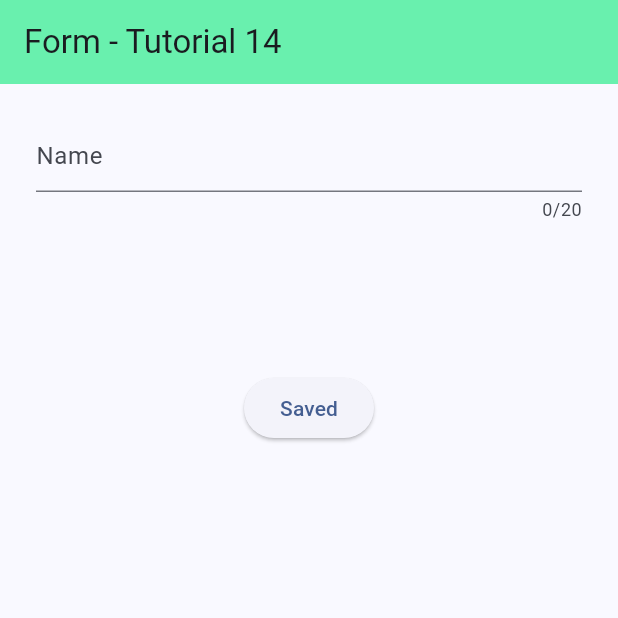
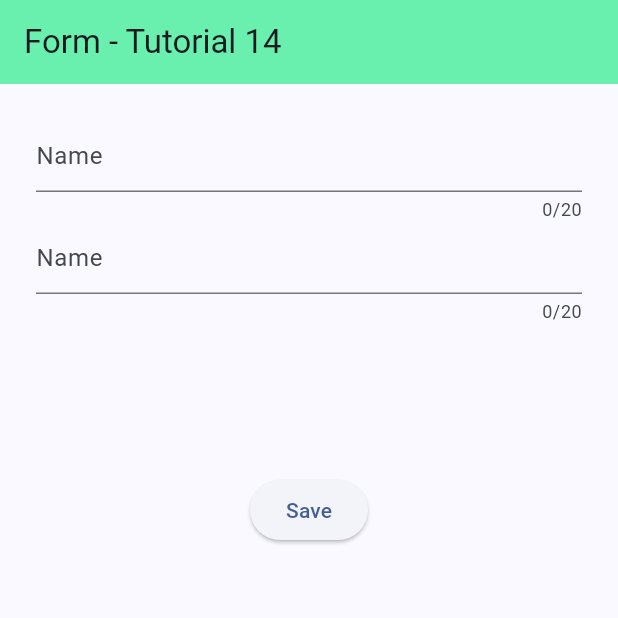
Before and after one commit to Pathirana99/Flutter, a Flutter app: the screen it shows after launch, on a phone screen of 412 x 824 dp, the top half of it. Run offline on Flutter 3.47's test engine with Material 3 defaults, Android fonts, the phone set to English and light mode, and no system bars; our stand-ins replace device_preview.

Commit message:
Update form-test.dart

```diff
--- a/appl/lib/form-test.dart
+++ b/appl/lib/form-test.dart
@@ -12,6 +12,24 @@ class _FormTestState extends State<FormTest> {
 
   late String name;
 
+  Widget _buildNameField(){
+    return TextFormField(
+      maxLength: 20,
+      decoration: InputDecoration(hintText: 'Name'),
+      maxLines: 1,
+      validator: (text) {
+        if (text == null || text.isEmpty) {
+          return 'Cannot be empty';
+        }
+        return null;
+      },
+      onSaved: (text) {
+        name = text!;
+      },
+    );
+
+
+  }
   @override
   Widget build(BuildContext context) {
     return Scaffold(
@@ -20,40 +38,26 @@ class _FormTestState extends State<FormTest> {
         title: Text('Form - Tutorial 14'),
       ),
       body: SingleChildScrollView(
-        key: _formKey,
         child: Form(
+          key: _formKey, // Associate the _formKey with the Form widget
           child: Container(
             margin: const EdgeInsets.all(24.0),
             child: Column(
               children: [
-               TextFormField(
-                 maxLength: 20,
-                 decoration: InputDecoration(hintText: 'Name'),
-                 maxLines: 1,
-                 validator:(text){
-                   if (text == null || text.isEmpty) { // Null check added
-                     return 'Cannot be empty';
-                   }
-                   return null;
-                 },
-                 onSaved: (text){
-                   name = text!;
-                 },
-               ),
+                _buildNameField(),
+                _buildNameField(),
                 SizedBox(
                   height: 100,
                 ),
                 Container(
                   child: ElevatedButton(
                     onPressed: () {
-                      if (_formKey.currentState!.validate()) {
+                      if(_formKey.currentState!.validate()){
                         _formKey.currentState!.save();
-                        ScaffoldMessenger.of(context).showSnackBar(
-                          SnackBar(content: Text('Name saved: $name')),
-                        );
+                        print(name);
                       }
                     },
-                    child: Text('Saved'),
+                    child: Text('Save'),
                   ),
                 ),
               ],
```
